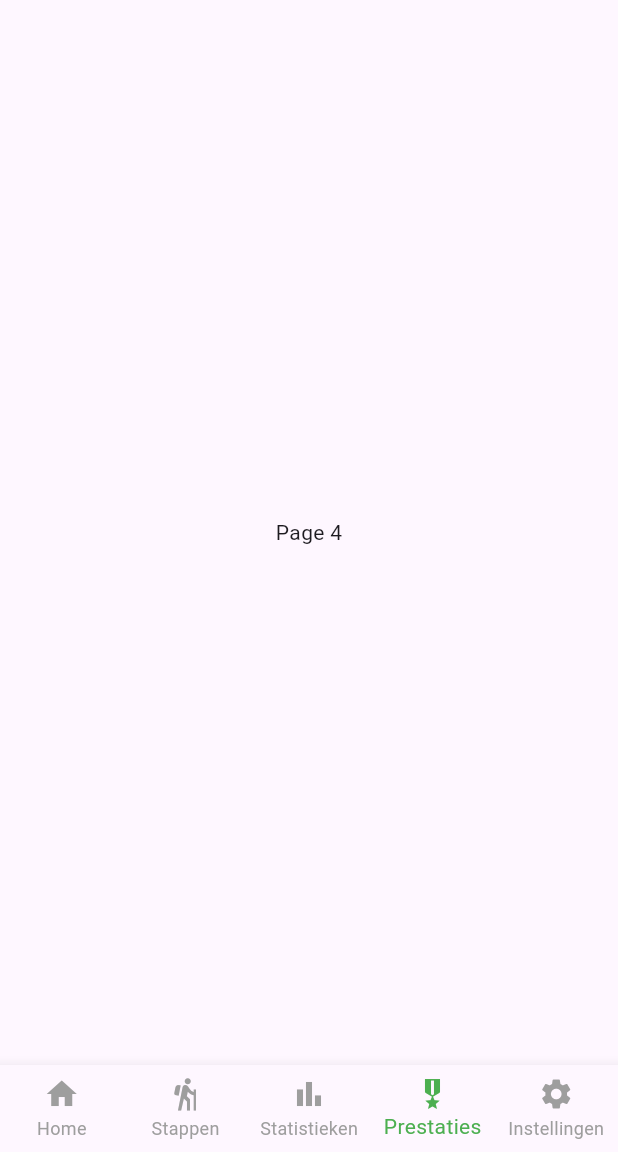
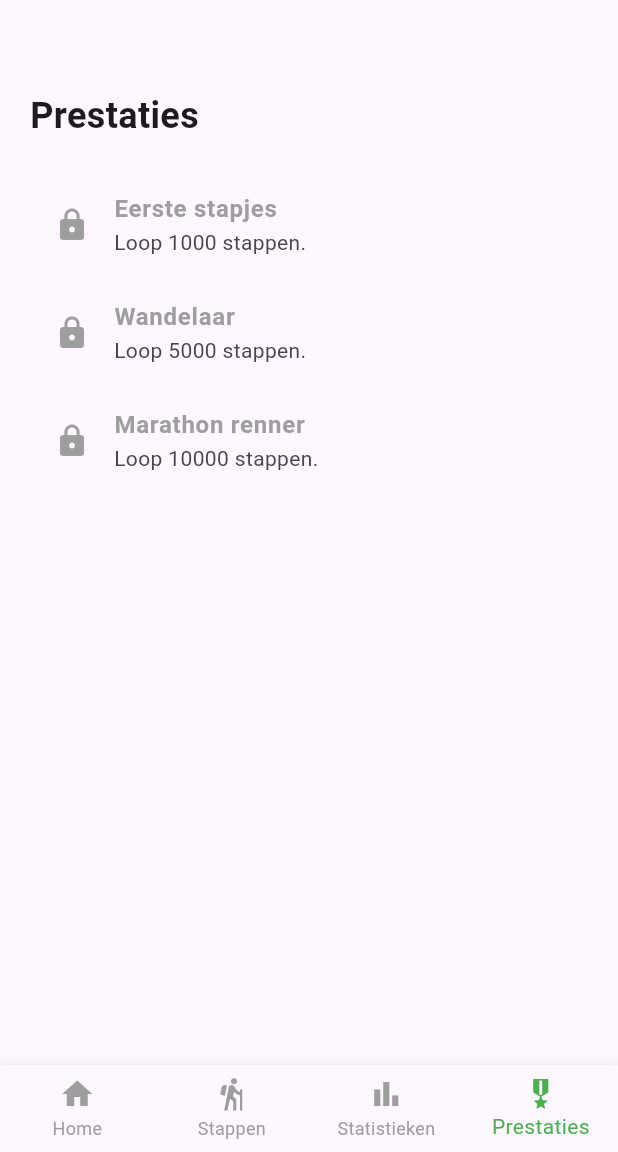
Before and after one commit to Niozk/telze-project, a Flutter app: the screen it shows after launch, swiped to page 4, on a phone screen of 412 x 824 dp, the part 84-1236 px from its top. Run offline on Flutter 3.47's test engine with Material 3 defaults, Android fonts, the light colour scheme and no system bars; our stand-ins replace geocoding, location, pedometer, permission_handler, shared_preferences.

Commit message:
Achievements added
-Functional
-Also added unit tests
-Removed settings page

```diff
--- /dev/null
+++ b/lib/components/achievement_widget.dart
@@ -0,0 +1,42 @@
+import 'package:flutter/material.dart';
+
+class Achievement {
+  final String title;
+  final String description;
+  final int stepsRequired;
+
+  const Achievement({
+    required this.title,
+    required this.description,
+    required this.stepsRequired,
+  });
+}
+
+class AchievementWidget extends StatelessWidget {
+  final Achievement achievement;
+  final bool isUnlocked;
+
+  const AchievementWidget({
+    super.key,
+    required this.achievement,
+    required this.isUnlocked,
+  });
+
+  @override
+  Widget build(BuildContext context) {
+    return ListTile(
+      leading: Icon(
+        isUnlocked ? Icons.emoji_events : Icons.lock,
+        color: isUnlocked ? Colors.amber : Colors.grey,
+      ),
+      title: Text(
+        achievement.title,
+        style: TextStyle(
+          color: isUnlocked ? Colors.black : Colors.grey,
+          fontWeight: FontWeight.bold,
+        ),
+      ),
+      subtitle: Text(achievement.description),
+    );
+  }
+}
--- /dev/null
+++ b/lib/pages/telze_achievement_page.dart
@@ -0,0 +1,60 @@
+import 'package:flutter/material.dart';
+import 'package:telze/components/achievement_widget.dart';
+
+class AchievementPage extends StatelessWidget {
+  final int currentSteps;
+
+  const AchievementPage({super.key, required this.currentSteps});
+
+  final List<Achievement> achievements = const [
+    Achievement(
+      title: 'Eerste stapjes',
+      description: 'Loop 1000 stappen.',
+      stepsRequired: 1000,
+    ),
+    Achievement(
+      title: 'Wandelaar',
+      description: 'Loop 5000 stappen.',
+      stepsRequired: 5000,
+    ),
+    Achievement(
+      title: 'Marathon renner',
+      description: 'Loop 10000 stappen.',
+      stepsRequired: 10000,
+    ),
+  ];
+
+  @override
+  Widget build(BuildContext context) {
+    return Scaffold(
+      body: Padding(
+        padding: const EdgeInsets.all(20),
+        child: Column(
+          crossAxisAlignment: CrossAxisAlignment.start,
+          children: <Widget>[
+            const SizedBox(height: 40),
+            const Text(
+              'Prestaties',
+              style: TextStyle(fontSize: 24, fontWeight: FontWeight.bold),
+            ),
+            const SizedBox(height: 20),
+            Expanded(
+              child: ListView.builder(
+                itemCount: achievements.length,
+                itemBuilder: (context, index) {
+                  final achievement = achievements[index];
+                  final isUnlocked = currentSteps >= achievement.stepsRequired;
+
+                  return AchievementWidget(
+                    achievement: achievement,
+                    isUnlocked: isUnlocked,
+                  );
+                },
+              ),
+            ),
+          ],
+        ),
+      ),
+    );
+  }
+}
--- a/lib/pages/telze_home_page.dart
+++ b/lib/pages/telze_home_page.dart
@@ -2,6 +2,8 @@ import 'package:flutter/material.dart';
 import 'package:telze/pages/telze_weather_page.dart';
 import 'package:telze/pages/telze_steps_page.dart';
 import 'package:telze/pages/telze_stats_page.dart';
+import 'package:telze/pages/telze_achievement_page.dart';
+import 'package:telze/services/steps_service.dart';
 
 class TelzeHomePage extends StatefulWidget {
   const TelzeHomePage({super.key});
@@ -13,13 +15,26 @@ class TelzeHomePage extends StatefulWidget {
 class _TelzeHomePageState extends State<TelzeHomePage> {
   int _selectedIndex = 0;
   final PageController _pageController = PageController();
+  int _currentSteps = 0;
 
-  static final List<Widget> _pages = <Widget>[
+  final StepsService _stepsService = StepsService();
+
+  @override
+  void initState() {
+    super.initState();
+    _initSteps();
+  }
+
+  Future<void> _initSteps() async {
+    _currentSteps = await _stepsService.getStepsTotal();
+    setState(() {});
+  }
+
+  List<Widget> get _pages => <Widget>[
     const WeatherPage(),
     const StepsPage(),
     const StatsPage(),
-    const Center(child: Text('Page 4')),
-    const Center(child: Text('Page 5')),
+    AchievementPage(currentSteps: _currentSteps),
   ];
 
   void _onItemTapped(int index) {
@@ -75,10 +90,6 @@ class _TelzeHomePageState extends State<TelzeHomePage> {
             icon: Icon(Icons.military_tech),
             label: 'Prestaties',
           ),
-          BottomNavigationBarItem(
-            icon: Icon(Icons.settings),
-            label: 'Instellingen',
-          ),
         ],
       ),
     );
```
Also changed, not shown: 1 other file.
